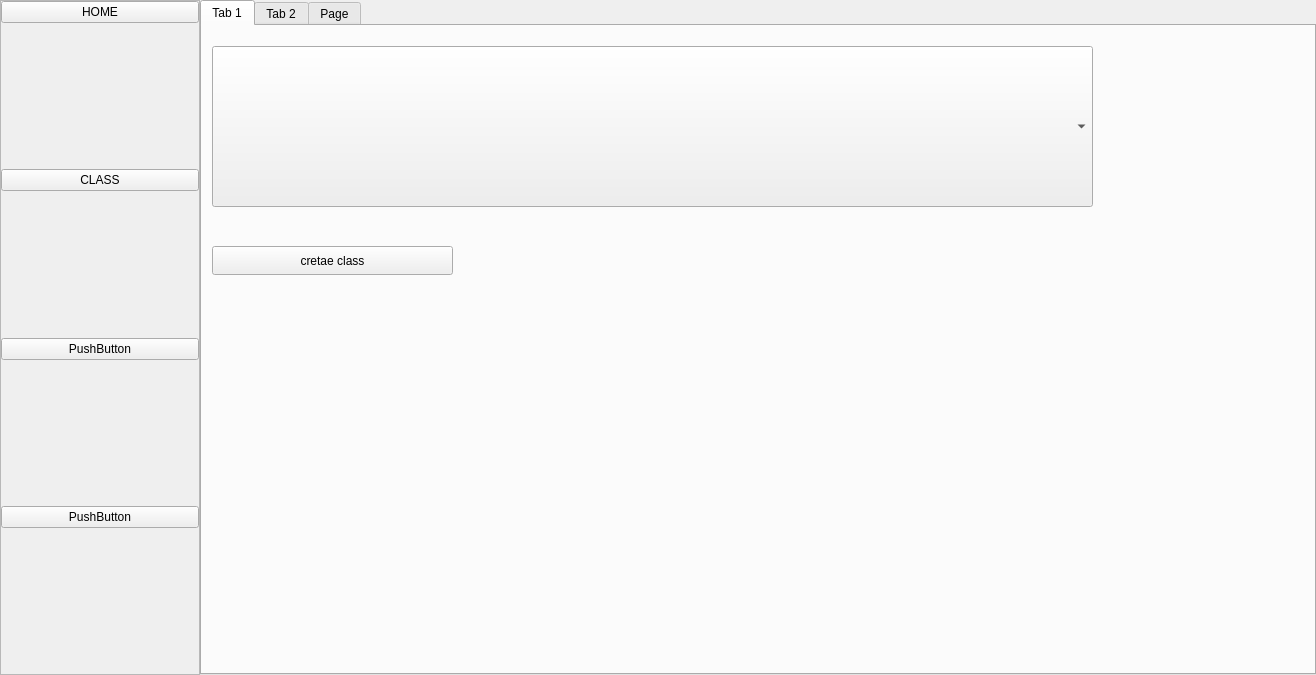
The window that form.ui (bouhaddagithub/ssms) describes before a commit, drawn with Qt 5.
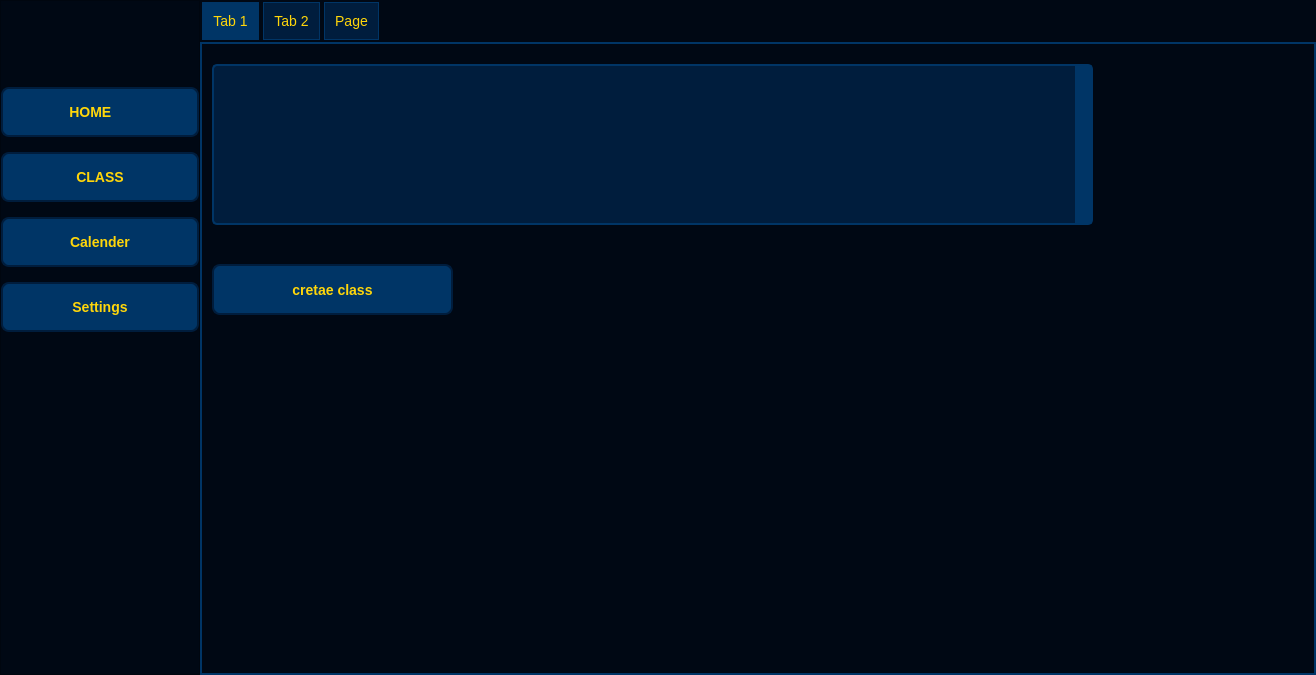
The same window after the commit. Icons and pictures are not drawn.

Commit message: added  design color palette and class creation logic

The edit to the form file:
```diff
--- a/form.ui
+++ b/form.ui
@@ -19,6 +19,180 @@
   <property name="windowTitle">
    <string>Ssms</string>
   </property>
+  <property name="styleSheet">
+   <string notr="true">/* General Application Background */
+QWidget {
+    background-color: #000814; /* Primary Dark */
+    color: #ffd60a; /* Highlight Bright */
+    font-family: &quot;Segoe UI&quot;, Arial, sans-serif;
+    font-size: 14px;
+}
+
+/* Buttons */
+QPushButton {
+    background-color: #003566; /* Tertiary Dark */
+    border: 2px solid #001d3d; /* Secondary Dark */
+    border-radius: 8px;
+    color: #ffd60a; /* Highlight Bright */
+    padding: 10px 20px;
+    font-weight: bold;
+    transition: background-color 0.3s ease;
+}
+
+QPushButton:hover {
+    background-color: #ffc300; /* Accent Bright */
+    color: #001d3d; /* Secondary Dark */
+}
+
+QPushButton:pressed {
+    background-color: #ffd60a; /* Highlight Bright */
+    color: #000814; /* Primary Dark */
+}
+
+/* Labels */
+QLabel {
+    color: #ffd60a; /* Highlight Bright */
+    font-size: 16px;
+    font-weight: bold;
+}
+
+/* Line Edits */
+QLineEdit {
+    background-color: #001d3d; /* Secondary Dark */
+    border: 2px solid #003566; /* Tertiary Dark */
+    border-radius: 5px;
+    color: #ffd60a; /* Highlight Bright */
+    padding: 5px;
+    font-size: 14px;
+}
+
+QLineEdit:focus {
+    border-color: #ffc300; /* Accent Bright */
+}
+
+/* Text Edits */
+QTextEdit, QPlainTextEdit {
+    background-color: #001d3d; /* Secondary Dark */
+    border: 2px solid #003566; /* Tertiary Dark */
+    border-radius: 5px;
+    color: #ffd60a; /* Highlight Bright */
+    padding: 5px;
+    font-size: 14px;
+}
+
+/* ComboBox */
+QComboBox {
+    background-color: #001d3d; /* Secondary Dark */
+    border: 2px solid #003566; /* Tertiary Dark */
+    border-radius: 5px;
+    color: #ffd60a; /* Highlight Bright */
+    padding: 5px;
+}
+
+QComboBox::drop-down {
+    border: none;
+    background-color: #003566; /* Tertiary Dark */
+}
+
+QComboBox QAbstractItemView {
+    background-color: #001d3d; /* Secondary Dark */
+    color: #ffd60a; /* Highlight Bright */
+    selection-background-color: #ffc300; /* Accent Bright */
+    selection-color: #001d3d; /* Secondary Dark */
+}
+
+/* Scrollbars */
+QScrollBar:vertical, QScrollBar:horizontal {
+    background: #001d3d; /* Secondary Dark */
+    border: none;
+    width: 12px;
+    margin: 0px;
+}
+
+QScrollBar::handle:vertical, QScrollBar::handle:horizontal {
+    background: #ffc300; /* Accent Bright */
+    border-radius: 6px;
+}
+
+QScrollBar::add-line, QScrollBar::sub-line {
+    background: none;
+}
+
+/* Progress Bars */
+QProgressBar {
+    background-color: #001d3d; /* Secondary Dark */
+    border: 2px solid #003566; /* Tertiary Dark */
+    border-radius: 5px;
+    text-align: center;
+    color: #ffd60a; /* Highlight Bright */
+}
+
+QProgressBar::chunk {
+    background-color: #ffc300; /* Accent Bright */
+    width: 20px;
+    margin: 1px;
+}
+
+/* Group Boxes */
+QGroupBox {
+    border: 2px solid #003566; /* Tertiary Dark */
+    border-radius: 8px;
+    margin-top: 10px;
+    font-size: 14px;
+    font-weight: bold;
+    color: #ffd60a; /* Highlight Bright */
+}
+
+QGroupBox::title {
+    subcontrol-origin: margin;
+    subcontrol-position: top center;
+    padding: 0 10px;
+    background-color: #000814; /* Primary Dark */
+}
+
+/* Tooltips */
+QToolTip {
+    background-color: #ffc300; /* Accent Bright */
+    color: #001d3d; /* Secondary Dark */
+    border: 1px solid #003566; /* Tertiary Dark */
+    padding: 5px;
+}
+
+/* Menus */
+QMenu {
+    background-color: #001d3d; /* Secondary Dark */
+    color: #ffd60a; /* Highlight Bright */
+    border: 2px solid #003566; /* Tertiary Dark */
+}
+
+QMenu::item {
+    padding: 5px 20px;
+    margin: 2px;
+}
+
+QMenu::item:selected {
+    background-color: #ffc300; /* Accent Bright */
+    color: #001d3d; /* Secondary Dark */
+}
+
+/* Tabs */
+QTabWidget::pane {
+    border: 2px solid #003566; /* Tertiary Dark */
+}
+
+QTabBar::tab {
+    background: #001d3d; /* Secondary Dark */
+    border: 1px solid #003566; /* Tertiary Dark */
+    padding: 10px;
+    margin: 2px;
+}
+
+QTabBar::tab:selected {
+    background: #003566; /* Tertiary Dark */
+    color: #ffd60a; /* Highlight Bright */
+}
+</string>
+  </property>
   <layout class="QHBoxLayout" name="horizontalLayout" stretch="0,1">
    <property name="spacing">
     <number>0</number>
@@ -43,15 +217,18 @@
        <height>0</height>
       </size>
      </property>
+     <property name="styleSheet">
+      <string notr="true"/>
+     </property>
      <property name="frameShape">
       <enum>QFrame::StyledPanel</enum>
      </property>
      <property name="frameShadow">
       <enum>QFrame::Raised</enum>
      </property>
-     <layout class="QVBoxLayout" name="verticalLayout">
+     <layout class="QVBoxLayout" name="verticalLayout" stretch="10,0,0,0,0,40">
       <property name="spacing">
-       <number>0</number>
+       <number>15</number>
       </property>
       <property name="leftMargin">
        <number>0</number>
@@ -65,70 +242,75 @@
       <property name="bottomMargin">
        <number>0</number>
       </property>
+      <item>
+       <spacer name="verticalSpacer_2">
+        <property name="orientation">
+         <enum>Qt::Vertical</enum>
+        </property>
+        <property name="sizeHint" stdset="0">
+         <size>
+          <width>20</width>
+          <height>40</height>
+         </size>
+        </property>
+       </spacer>
+      </item>
       <item>
        <widget class="QPushButton" name="pushButton_3">
-        <property name="text">
-         <string>HOME</string>
-        </property>
-       </widget>
-      </item>
-      <item>
-       <spacer name="verticalSpacer_3">
-        <property name="orientation">
-         <enum>Qt::Vertical</enum>
-        </property>
-        <property name="sizeHint" stdset="0">
+        <property name="minimumSize">
          <size>
-          <width>20</width>
-          <height>40</height>
+          <width>0</width>
+          <height>50</height>
          </size>
         </property>
-       </spacer>
+        <property name="styleSheet">
+         <string notr="true"/>
+        </property>
+        <property name="text">
+         <string>  HOME       </string>
+        </property>
+        <property name="icon">
+         <iconset>
+          <normaloff>assets/house-32.png</normaloff>assets/house-32.png</iconset>
+        </property>
+       </widget>
       </item>
       <item>
        <widget class="QPushButton" name="pushButton_5">
+        <property name="minimumSize">
+         <size>
+          <width>0</width>
+          <height>50</height>
+         </size>
+        </property>
         <property name="text">
          <string>CLASS</string>
         </property>
        </widget>
       </item>
-      <item>
-       <spacer name="verticalSpacer_2">
-        <property name="orientation">
-         <enum>Qt::Vertical</enum>
-        </property>
-        <property name="sizeHint" stdset="0">
-         <size>
-          <width>20</width>
-          <height>40</height>
-         </size>
-        </property>
-       </spacer>
-      </item>
       <item>
        <widget class="QPushButton" name="pushButton_6">
-        <property name="text">
-         <string>PushButton</string>
-        </property>
-       </widget>
-      </item>
-      <item>
-       <spacer name="verticalSpacer_4">
-        <property name="orientation">
-         <enum>Qt::Vertical</enum>
-        </property>
-        <property name="sizeHint" stdset="0">
+        <property name="minimumSize">
          <size>
-          <width>20</width>
-          <height>40</height>
+          <width>0</width>
+          <height>50</height>
          </size>
         </property>
-       </spacer>
+        <property name="text">
+         <string>Calender</string>
+        </property>
+       </widget>
       </item>
       <item>
        <widget class="QPushButton" name="pushButton_4">
+        <property name="minimumSize">
+         <size>
+          <width>0</width>
+          <height>50</height>
+         </size>
+        </property>
         <property name="text">
-         <string>PushButton</string>
+         <string>Settings</string>
         </property>
        </widget>
       </item>
@@ -163,7 +345,7 @@
          <x>10</x>
          <y>220</y>
          <width>241</width>
-         <height>29</height>
+         <height>51</height>
         </rect>
        </property>
        <property name="text">
```
The commit also changes 4 other files.
